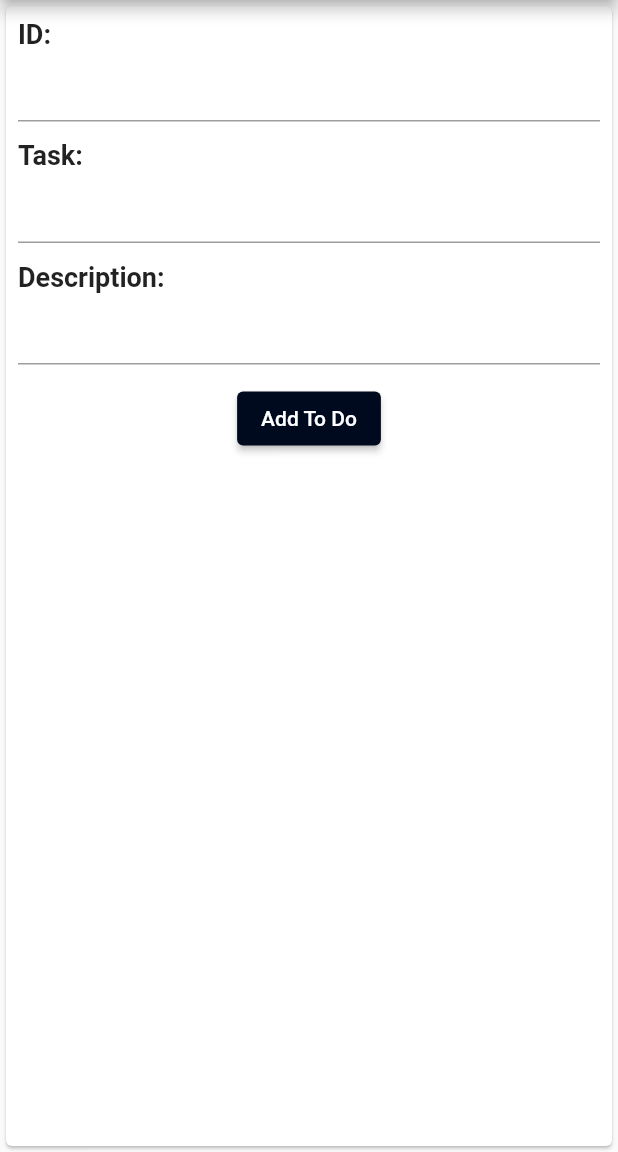
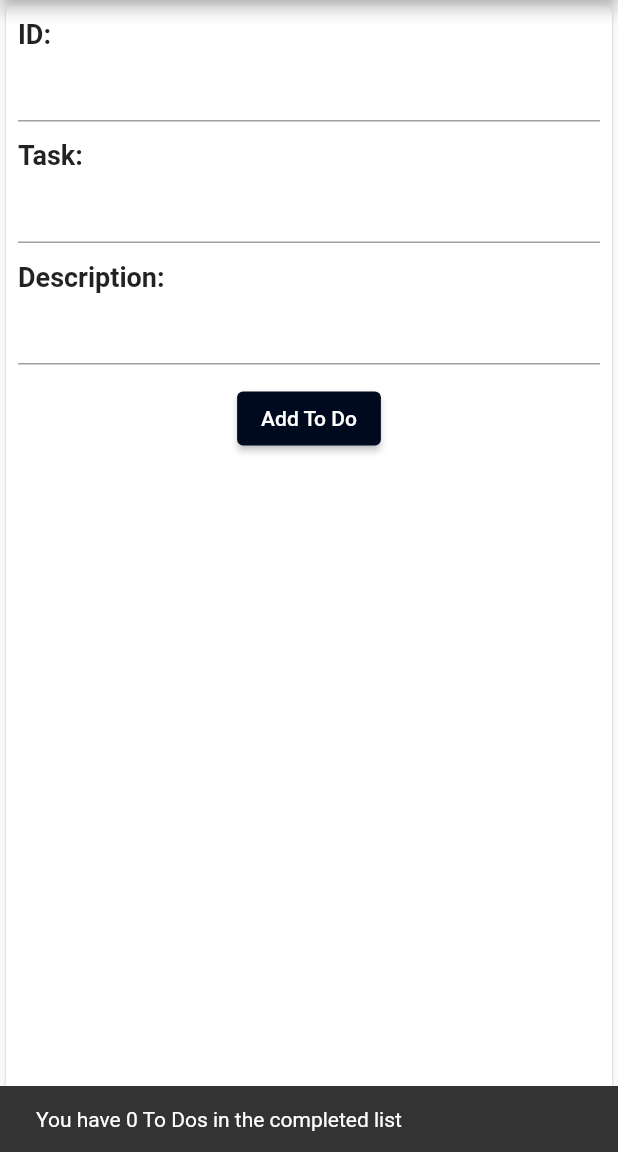
Before and after one commit to maxonflutter/flutter_bloc_pattern, a Flutter app: the screen it shows after launch, tab 2 chosen, after a tap on the "add" icon, on a phone screen of 412 x 824 dp, the part 84-1236 px from its top. Run offline on Flutter 3.47's test engine with Material 2 defaults, Android fonts, the phone set to English and light mode, and no system bars; our stand-ins replace bloc, equatable, flutter_bloc.

Commit message:
Add BlocConsumer

```diff
--- a/lib/blocs/todos_filter/todos_filter_bloc.dart
+++ b/lib/blocs/todos_filter/todos_filter_bloc.dart
@@ -34,7 +34,8 @@ class TodosFilterBloc extends Bloc<TodosFilterEvent, TodosFilterState> {
     }
 
     if (state is TodosFilterLoaded) {
-      final state = (this.state as TodosFilterLoaded);
+      final state = this.state as TodosFilterLoaded;
+
       add(
         UpdateTodos(todosFilter: state.todosFilter),
       );
@@ -66,10 +67,4 @@ class TodosFilterBloc extends Bloc<TodosFilterEvent, TodosFilterState> {
       );
     }
   }
-
-  @override
-  Future<void> close() {
-    _todosSubscription.cancel();
-    return super.close();
-  }
 }
--- a/lib/blocs/todos_filter/todos_filter_event.dart
+++ b/lib/blocs/todos_filter/todos_filter_event.dart
@@ -17,7 +17,9 @@ class UpdateFilter extends TodosFilterEvent {
 class UpdateTodos extends TodosFilterEvent {
   final TodosFilter todosFilter;
 
-  const UpdateTodos({required this.todosFilter});
+  const UpdateTodos({
+    this.todosFilter = TodosFilter.all,
+  });
 
   @override
   List<Object> get props => [todosFilter];
--- a/lib/blocs/todos_filter/todos_filter_state.dart
+++ b/lib/blocs/todos_filter/todos_filter_state.dart
@@ -4,7 +4,7 @@ abstract class TodosFilterState extends Equatable {
   const TodosFilterState();
 
   @override
-  List<Object?> get props => [];
+  List<Object> get props => [];
 }
 
 class TodosFilterLoading extends TodosFilterState {}
@@ -15,9 +15,9 @@ class TodosFilterLoaded extends TodosFilterState {
 
   const TodosFilterLoaded({
     required this.filteredTodos,
-    this.todosFilter = TodosFilter.pending,
+    this.todosFilter = TodosFilter.all,
   });
 
   @override
-  List<Object?> get props => [filteredTodos, todosFilter];
+  List<Object> get props => [filteredTodos, todosFilter];
 }
--- a/lib/models/models.dart
+++ b/lib/models/models.dart
@@ -1 +1,2 @@
 export 'todos_model.dart';
+export 'todos_filter_model.dart';
--- a/lib/screens/home_screen.dart
+++ b/lib/screens/home_screen.dart
@@ -1,8 +1,6 @@
 import 'package:flutter/material.dart';
 import 'package:flutter_bloc/flutter_bloc.dart';
 import 'package:flutter_bloc_pattern/blocs/todos/todos_bloc.dart';
-import 'package:flutter_bloc_pattern/blocs/todos_filter/todos_filter_bloc.dart';
-import 'package:flutter_bloc_pattern/models/todos_filter_model.dart';
 
 import '/models/models.dart';
 import '/screens/screens.dart';
@@ -36,14 +34,14 @@ class HomeScreen extends StatelessWidget {
                   switch (tabIndex) {
                     case 0:
                       BlocProvider.of<TodosFilterBloc>(context).add(
-                    UpdateTodos(
+                        const UpdateTodos(
                           todosFilter: TodosFilter.pending,
                         ),
                       );
                       break;
                     case 1:
                       BlocProvider.of<TodosFilterBloc>(context).add(
-                    UpdateTodos(
+                        const UpdateTodos(
                           todosFilter: TodosFilter.completed,
                         ),
                       );
@@ -51,25 +49,39 @@ class HomeScreen extends StatelessWidget {
                   }
                 },
                 tabs: const [
-              Tab(icon: Icon(Icons.pending)),
-              Tab(icon: Icon(Icons.add_task)),
-            ],
+                  Tab(
+                    icon: Icon(
+                      Icons.pending,
                     ),
+                  ),
+                  Tab(
+                    icon: Icon(
+                      Icons.add_task,
+                    ),
+                  ),
+                ]),
           ),
           body: TabBarView(
             children: [
               _todos('Pending To Dos'),
               _todos('Completed To Dos'),
             ],
-        ),
+          )),
+    );
+  }
+
+  BlocConsumer<TodosFilterBloc, TodosFilterState> _todos(String title) {
+    return BlocConsumer<TodosFilterBloc, TodosFilterState>(
+      listener: (context, state) {
+        if (state is TodosFilterLoaded) {
+          ScaffoldMessenger.of(context).showSnackBar(
+            SnackBar(
+              content: Text(
+                  'You have ${state.filteredTodos.length} To Dos in the ${state.todosFilter.toString().split('.').last} list'),
             ),
           );
         }
-
-  BlocBuilder<TodosFilterBloc, TodosFilterState> _todos(
-    String title,
-  ) {
-    return BlocBuilder<TodosFilterBloc, TodosFilterState>(
+      },
       builder: (context, state) {
         if (state is TodosFilterLoading) {
           return const CircularProgressIndicator();
@@ -101,7 +113,7 @@ class HomeScreen extends StatelessWidget {
             ),
           );
         } else {
-          return const Text('Something went wrong!');
+          return const Text('Something went wrong.');
         }
       },
     );
```
Lines whose indentation alone changed are shown as unchanged.
